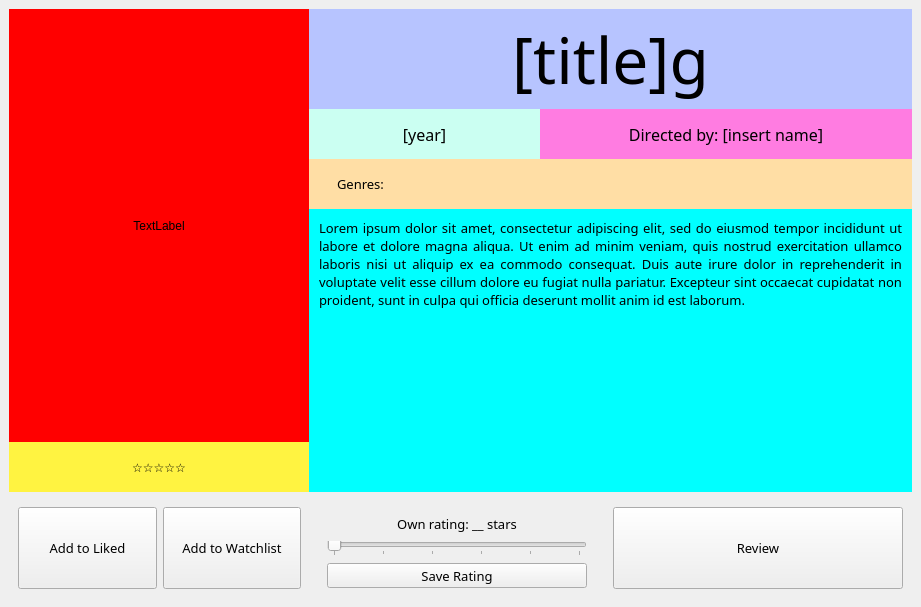
Qt form ui/about-title-movie.ui (xbryan25/movie-tvshow-review-app) before a commit.
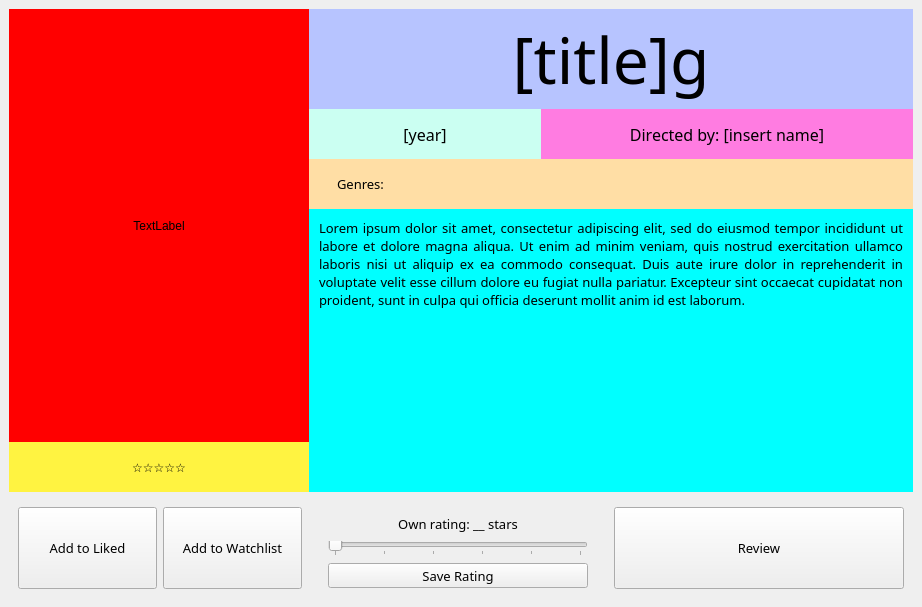
The same form after that commit.

Commit message: Load old review for about_title_movie page

Diff of the .ui file:
```diff
--- a/ui/about-title-movie.ui
+++ b/ui/about-title-movie.ui
@@ -6,7 +6,7 @@
    <rect>
     <x>0</x>
     <y>0</y>
-    <width>921</width>
+    <width>922</width>
     <height>607</height>
    </rect>
   </property>
```
The commit also changes 1 other file.
